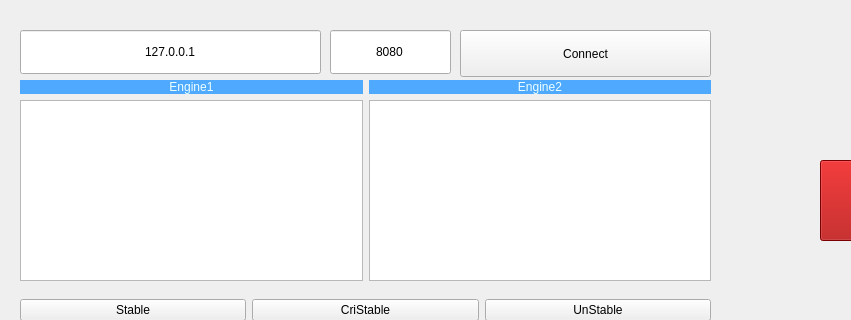
Before: the Qt Designer form TcpClient/client.ui in DeerIce/PowerStationMonitorSys, drawn with Qt 5; both pictures show x 0 to 851 and y 0 to 320 of the 1084 by 895 pixel window.
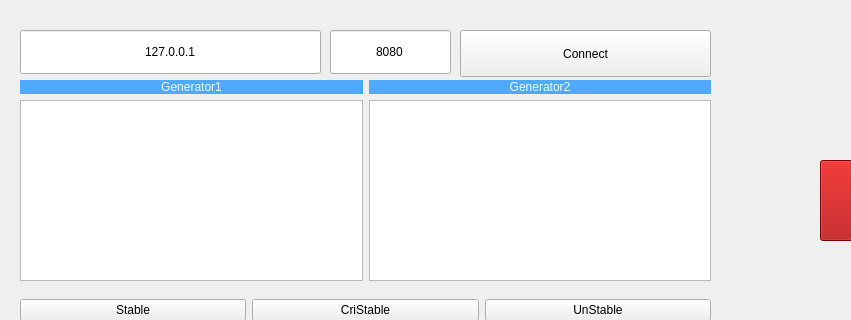
After: the same form once the commit is applied. Custom widgets are drawn as their Qt base class.

Patch:
```diff
--- a/TcpClient/client.ui
+++ b/TcpClient/client.ui
@@ -182,7 +182,7 @@
 font: 75 16pt &quot;Candara&quot;;</string>
          </property>
          <property name="text">
-          <string>Engine1</string>
+          <string>Generator1</string>
          </property>
          <property name="alignment">
           <set>Qt::AlignCenter</set>
@@ -197,7 +197,7 @@
 font: 75 16pt &quot;Candara&quot;;</string>
          </property>
          <property name="text">
-          <string>Engine2</string>
+          <string>Generator2</string>
          </property>
          <property name="alignment">
           <set>Qt::AlignCenter</set>
```
